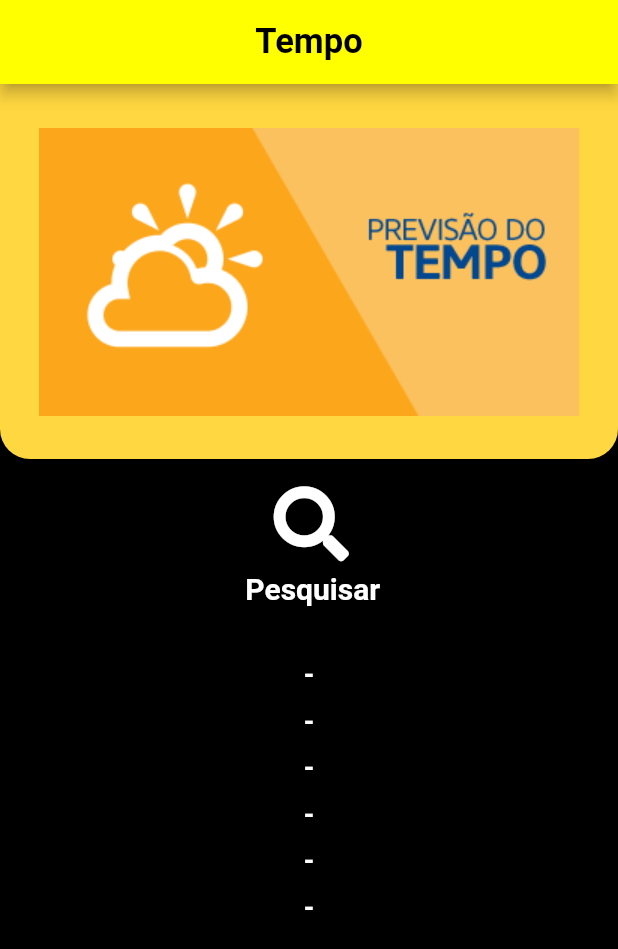
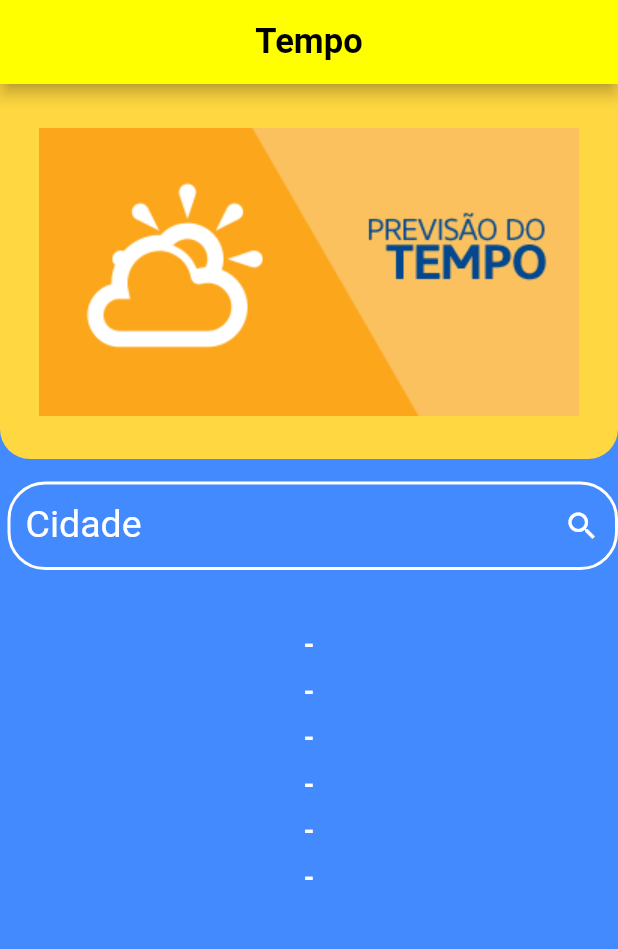
Before and after one commit to MuriloBarreto/App_Previsao_do_tempo, a Flutter app: the screen it shows after launch, on a phone screen of 412 x 824 dp. Shown: the top 949 px of the screen. Run offline on Flutter 3.47's test engine with Material 2 defaults, Android fonts, the phone set to English and light mode, and no system bars; our stand-ins replace font_awesome_flutter.

Commit message:
inclusão da barra de pesquisa
Agora se pode fazer pesquisas por cidades para ver informaçoes do tempo no app

```diff
--- a/previsaodotempo/lib/main.dart
+++ b/previsaodotempo/lib/main.dart
@@ -18,6 +18,7 @@ class MyApp extends StatefulWidget {
 }
 
 class _MyAppState extends State<MyApp> {
+  TextEditingController controladorCity = TextEditingController();
   GlobalKey<FormState> cForm = GlobalKey<FormState>();
   String temperatura = "-";
   String datadia = "-";
@@ -26,10 +27,17 @@ class _MyAppState extends State<MyApp> {
   String periodo = "-";
   String cidade = "-";
 
+  Function validaCity = ((value){
+    if(value.isEmpty)
+      return "Informe a cidade";
+
+    return null;
+  });
+
   botaoclicar() async{
     if(!cForm.currentState.validate())
       return;
-    String url = "https://api.hgbrasil.com/weather";
+    String url = "https://api.hgbrasil.com/weather?key=41c93c78&city_name=${controladorCity.text}";
     Response resposta = await get(url);
     Map Tempo = json.decode(resposta.body);
     setState(() {
@@ -59,7 +67,7 @@ class _MyAppState extends State<MyApp> {
         ),
 
       ),
-      backgroundColor: Colors.black,
+      backgroundColor: Colors.blueAccent,
       body: SingleChildScrollView(
         child: Form(
           key: cForm,
@@ -84,32 +92,41 @@ class _MyAppState extends State<MyApp> {
 
               ),
 
-              Container(
 
-                alignment: Alignment.topCenter,
-                padding: EdgeInsets.only(top: 10,right: 15),
+        Container(
+          padding: EdgeInsets.only(bottom: 29,top: 15,left: 5),
+
+          child: TextFormField(
+            controller: controladorCity,
+            obscureText: false,
+            validator: validaCity,
+            keyboardType: TextInputType.text,
+            decoration: InputDecoration(
+              labelText: "Cidade",
+              fillColor: Colors.white,
+              labelStyle: TextStyle(fontSize: 25, color: Colors.white),
+              hintText: "Digite o nome da cidade",
+              hintStyle: TextStyle(fontSize: 11, color: Colors.yellow),
+              suffixIcon: IconButton(
+                icon: Icon(
+                  Icons.search,
+                  color: Colors.white,
+                ),
+                onPressed: botaoclicar,
+              ),
+              focusedBorder:OutlineInputBorder(
+                borderSide: const BorderSide(color: Colors.white, width: 2.0),
+                borderRadius: BorderRadius.circular(25.0),
+              ),
+              enabledBorder:OutlineInputBorder(
+                borderSide: const BorderSide(color: Colors.white, width: 2.0),
+                borderRadius: BorderRadius.circular(25.0),
+              ),
+            ),
+          ),
+        ),
 
 
-                height: 70,
-
-                child: IconButton(
-                  onPressed: botaoclicar,
-                  icon: FaIcon(FontAwesomeIcons.search, color: Colors.white, size: 50,),
-                ),
-
-              ),
-              Container(
-                alignment: Alignment.topCenter,
-                padding: EdgeInsets.only(bottom: 25,top: 5,left: 5),
-                  child: Text(
-                    "Pesquisar",
-                    style: TextStyle(
-                      color: Colors.white,
-                      fontWeight: FontWeight.bold,
-                      fontSize: 20,
-                    ),
-                  ),
-                ),
               Componentes.campoDetexto(cidade),
               Componentes.campoDetexto(temperatura),
               Componentes.campoDetexto(descricao),
--- a/previsaodotempo/lib/util/Componentes.dart
+++ b/previsaodotempo/lib/util/Componentes.dart
@@ -23,6 +23,7 @@ class Componentes{
   static caixaDeTexto(String rotulo, String dica, TextEditingController controlador, validacao,{bool obscure=false, bool numero=false}){
     return Container(
       padding: EdgeInsets.only(top: 10),
+
       child: TextFormField(
         controller: controlador,
         obscureText: obscure,
@@ -30,9 +31,18 @@ class Componentes{
         keyboardType: numero?TextInputType.number:TextInputType.text,
         decoration: InputDecoration(
           labelText: rotulo,
-          labelStyle: TextStyle(fontSize: 18),
+          fillColor: Colors.white,
+          labelStyle: TextStyle(fontSize: 25, color: Colors.white),
           hintText: dica,
-          hintStyle: TextStyle(fontSize: 10, color: Colors.red),
+          hintStyle: TextStyle(fontSize: 11, color: Colors.yellow),
+          focusedBorder:OutlineInputBorder(
+            borderSide: const BorderSide(color: Colors.white, width: 2.0),
+            borderRadius: BorderRadius.circular(25.0),
+          ),
+          enabledBorder:OutlineInputBorder(
+            borderSide: const BorderSide(color: Colors.white, width: 2.0),
+            borderRadius: BorderRadius.circular(25.0),
+          ),
         ),
       ),
     );
```
